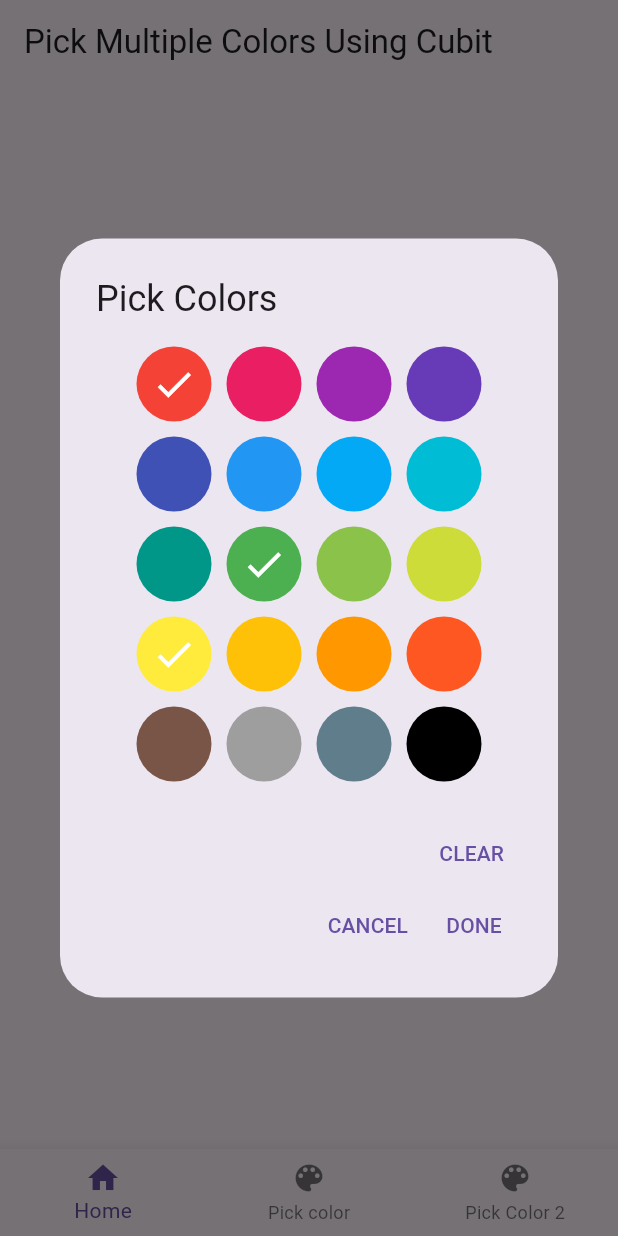
After one commit to minhbao157/flutter_test_2, a Flutter app: the Page4 screen opened by its route, after a tap on "Pick Multiple Colors", on a phone screen of 412 x 824 dp. The commit adds this screen. Run offline on Flutter 3.47's test engine with Material 3 defaults, Android fonts, the phone set to English and light mode, and no system bars; our stand-ins replace equatable, flutter_bloc, go_router.

Commit message:
Done task 3

```diff
--- /dev/null
+++ b/lib/cubit/color_picker_cubit.dart
@@ -0,0 +1,103 @@
+import 'package:flutter/material.dart';
+import 'package:flutter_bloc/flutter_bloc.dart';
+import 'package:equatable/equatable.dart';
+
+class ColorPickerState extends Equatable {
+  final List<Color> availableColors;
+  final List<Color> selectedColors;
+  final List<Color> tempSelectedColors;
+
+  const ColorPickerState({
+    this.availableColors = const [
+      Colors.red,
+      Colors.pink,
+      Colors.purple,
+      Colors.deepPurple,
+      Colors.indigo,
+      Colors.blue,
+      Colors.lightBlue,
+      Colors.cyan,
+      Colors.teal,
+      Colors.green,
+      Colors.lightGreen,
+      Colors.lime,
+      Colors.yellow,
+      Colors.amber,
+      Colors.orange,
+      Colors.deepOrange,
+      Colors.brown,
+      Colors.grey,
+      Colors.blueGrey,
+      Colors.black,
+    ],
+    this.selectedColors = const [],
+    this.tempSelectedColors = const [],
+  });
+
+  ColorPickerState copyWith({
+    List<Color>? availableColors,
+    List<Color>? selectedColors,
+    List<Color>? tempSelectedColors,
+  }) {
+    return ColorPickerState(
+      availableColors: availableColors ?? this.availableColors,
+      selectedColors: selectedColors ?? this.selectedColors,
+      tempSelectedColors: tempSelectedColors ?? this.tempSelectedColors,
+    );
+  }
+
+  @override
+  List<Object> get props => [availableColors, selectedColors, tempSelectedColors];
+}
+
+class ColorPickerCubit extends Cubit<ColorPickerState> {
+  ColorPickerCubit() : super(const ColorPickerState());
+
+  void initializeDefaultColors() {
+    emit(state.copyWith(
+      tempSelectedColors: state.selectedColors.isNotEmpty
+          ? List.from(state.selectedColors)
+          : [Colors.red, Colors.yellow, Colors.green],
+    ));
+  }
+
+  void toggleTempColor(Color color) {
+    final updatedTempColors = List<Color>.from(state.tempSelectedColors);
+    if (updatedTempColors.contains(color)) {
+      updatedTempColors.remove(color);
+    } else {
+      updatedTempColors.add(color);
+    }
+    emit(state.copyWith(tempSelectedColors: updatedTempColors));
+  }
+
+  void submitColors() {
+    emit(state.copyWith(selectedColors: List.from(state.tempSelectedColors)));
+  }
+
+  void clearTempColors() {
+    emit(state.copyWith(tempSelectedColors: []));
+  }
+
+  void resetColors() {
+    emit(const ColorPickerState());
+  }
+
+  bool isColorSelected(Color color) {
+    return state.tempSelectedColors.contains(color);
+  }
+
+  void removeColorFromSelection(Color color) {
+    if (state.selectedColors.contains(color)) {
+      final updatedSelection = List<Color>.from(state.selectedColors)..remove(color);
+      emit(state.copyWith(selectedColors: updatedSelection));
+    }
+  }
+
+  void addColorToSelection(Color color) {
+    if (!state.selectedColors.contains(color)) {
+      final updatedSelection = List<Color>.from(state.selectedColors)..add(color);
+      emit(state.copyWith(selectedColors: updatedSelection));
+    }
+  }
+}
--- /dev/null
+++ b/lib/cubit/multi_block_picker_cubit.dart
@@ -0,0 +1,36 @@
+import 'package:flutter_bloc/flutter_bloc.dart';
+import 'package:equatable/equatable.dart';
+import 'package:flutter/material.dart';
+
+class MultiBlockPickerState extends Equatable {
+  final List<Color> selectedColors;
+
+  const MultiBlockPickerState({this.selectedColors = const []});
+
+  MultiBlockPickerState copyWith({List<Color>? selectedColors}) {
+    return MultiBlockPickerState(
+      selectedColors: selectedColors ?? this.selectedColors,
+    );
+  }
+
+  @override
+  List<Object> get props => [selectedColors];
+}
+
+class MultiBlockPickerCubit extends Cubit<MultiBlockPickerState> {
+  MultiBlockPickerCubit() : super(const MultiBlockPickerState());
+
+  void toggleColorSelection(Color color) {
+    final updatedColors = List<Color>.from(state.selectedColors);
+    if (updatedColors.contains(color)) {
+      updatedColors.remove(color);
+    } else {
+      updatedColors.add(color);
+    }
+    emit(state.copyWith(selectedColors: updatedColors));
+  }
+
+  void clearSelection() {
+    emit(const MultiBlockPickerState());
+  }
+}
--- a/lib/main.dart
+++ b/lib/main.dart
@@ -1,21 +1,26 @@
 import 'package:flutter/material.dart';
 import 'package:provider/provider.dart';
 import 'package:go_router/go_router.dart';
+import 'package:flutter_bloc/flutter_bloc.dart';
+import 'cubit/color_picker_cubit.dart';
 import 'provider/color_picker_provider.dart';
-import 'provider/counter.dart';
+
+import 'cubit/counter_cubit.dart';
 import 'pages/page1.dart';
 import 'pages/page2.dart';
 import 'pages/page3.dart';
+import 'pages/page4.dart';
 
 void main() {
   runApp(
     MultiProvider(
-      providers:[
-      ChangeNotifierProvider(create: (_) => CounterProvider()),
-      ChangeNotifierProvider(create: (_) => ColorPickerProvider()),
-    ],
-    child: const MyApp(),
-  ),
+      providers: [
+        BlocProvider(create: (_) => CounterCubit()),
+        ChangeNotifierProvider(create: (_) => ColorPickerProvider()),
+        BlocProvider(create: (_) => ColorPickerCubit()),
+      ],
+      child: const MyApp(),
+    ),
   );
 }
 
@@ -43,7 +48,7 @@ class MainScaffold extends StatefulWidget {
 class _MainScaffoldState extends State<MainScaffold> {
   int _currentIndex = 0;
 
-  static const List<String> _tabs = ['/page1', '/page3'];
+  static const List<String> _tabs = ['/page1', '/page3', '/page4'];
 
   void _onTabTapped(int index) {
     setState(() {
@@ -67,6 +72,10 @@ class _MainScaffoldState extends State<MainScaffold> {
           BottomNavigationBarItem(
             icon: Icon(Icons.color_lens),
             label: 'Pick color',
+          ),
+          BottomNavigationBarItem(
+            icon: Icon(Icons.color_lens),
+            label: 'Pick Color 2',
           ),
         ],
       ),
@@ -100,6 +109,10 @@ final GoRouter _router = GoRouter(
           path: '/page3',
           builder: (context, state) => const Page3(),
         ),
+        GoRoute(
+          path: '/page4',
+          builder: (context, state) => const Page4(),
+        ),
       ],
     ),
   ],
--- /dev/null
+++ b/lib/pages/page4.dart
@@ -0,0 +1,103 @@
+import 'package:flutter/material.dart';
+import 'package:flutter_bloc/flutter_bloc.dart';
+import 'package:go_router/go_router.dart';
+
+import '../cubit/color_picker_cubit.dart';
+import '../widgets/multi_block_picker_widget.dart';
+
+class Page4 extends StatefulWidget {
+  const Page4({Key? key}) : super(key: key);
+
+  @override
+  _Page4State createState() => _Page4State();
+}
+
+class _Page4State extends State<Page4> {
+  @override
+  void initState() {
+    super.initState();
+    context.read<ColorPickerCubit>().resetColors();
+  }
+
+  @override
+  Widget build(BuildContext context) {
+    return Scaffold(
+      appBar: AppBar(title: const Text('Pick Multiple Colors Using Cubit')),
+      body: Center(
+        child: Column(
+          mainAxisSize: MainAxisSize.min,
+          children: [
+            ElevatedButton(
+              onPressed: () {
+                context.read<ColorPickerCubit>().initializeDefaultColors();
+                showDialog(
+                  context: context,
+                  builder: (context) {
+                    return BlocProvider.value(
+                      value: context.read<ColorPickerCubit>(),
+                      child: AlertDialog(
+                        title: const Text('Pick Colors'),
+                        content: const MultiBlockPickerCubitWidget(),
+                        actions: [
+                          TextButton(
+                            onPressed: () {
+                              context.read<ColorPickerCubit>().clearTempColors();
+                            },
+                            child: const Text('CLEAR'),
+                          ),
+                          Row(
+                            mainAxisAlignment: MainAxisAlignment.end,
+                            children: [
+                              TextButton(
+                                onPressed: () {
+                                  context.pop();
+                                },
+                                child: const Text('CANCEL'),
+                              ),
+                              TextButton(
+                                onPressed: () {
+                                  context.read<ColorPickerCubit>().submitColors();
+                                  context.pop();
+                                },
+                                child: const Text('DONE'),
+                              ),
+                            ],
+                          ),
+                        ],
+                      ),
+                    );
+                  },
+                );
+              },
+              child: const Text('Pick Multiple Colors'),
+            ),
+            const SizedBox(height: 20),
+            BlocBuilder<ColorPickerCubit, ColorPickerState>(
+              builder: (context, state) {
+                return Wrap(
+                  spacing: 10,
+                  runSpacing: 10,
+                  children: state.selectedColors.map((color) {
+                    return GestureDetector(
+                      onTap: () {
+                        context.read<ColorPickerCubit>().toggleTempColor(color);
+                      },
+                      onLongPress: () {
+                        context.read<ColorPickerCubit>().removeColorFromSelection(color);
+                      },
+                      behavior: HitTestBehavior.translucent,
+                      child: CircleAvatar(
+                        backgroundColor: color,
+                        radius: 30,
+                      ),
+                    );
+                  }).toList(),
+                );
+              },
+            ),
+          ],
+        ),
+      ),
+    );
+  }
+}
--- a/lib/provider/color_item.dart
+++ b/lib/provider/color_item.dart
@@ -29,7 +29,7 @@ class _ColorItemState extends State<ColorItem> {
     setState(() {
       _isSelected = !_isSelected;
     });
-    widget.onToggle(widget.color); // Gọi callback để thông báo trạng thái
+    widget.onToggle(widget.color);
   }
 
   @override
--- a/lib/provider/color_picker_provider.dart
+++ b/lib/provider/color_picker_provider.dart
@@ -31,7 +31,6 @@ class ColorPickerProvider extends ChangeNotifier {
   List<Color> get selectedColors => _selectedColors;
   List<Color> get tempSelectedColors => _tempSelectedColors;
 
-  // Khởi tạo màu mặc định trong dialog
   void initializeDefaultColors() {
     _tempSelectedColors = selectedColors.isNotEmpty
         ? List.from(selectedColors)
@@ -39,31 +38,28 @@ class ColorPickerProvider extends ChangeNotifier {
     notifyListeners();
   }
 
-  // Thêm hoặc xóa màu trong danh sách tạm thời
   void toggleTempColor(Color color) {
-    if (tempSelectedColors.contains(color)) {
-      tempSelectedColors.remove(color);
+    if (_tempSelectedColors.contains(color)) {
+      _tempSelectedColors.remove(color);
     } else {
-      tempSelectedColors.add(color);
+      _tempSelectedColors.add(color);
     }
     notifyListeners();
   }
 
-  // Đồng bộ danh sách chính thức với danh sách tạm thời
   void submitColors() {
-    _selectedColors = List.from(tempSelectedColors);
+    _selectedColors = List.from(_tempSelectedColors);
     notifyListeners();
   }
 
-  // Xóa tất cả màu trong danh sách tạm thời
   void clearTempColors() {
-    tempSelectedColors.clear();
+    _tempSelectedColors.clear();
     notifyListeners();
   }
 
   void resetColors() {
-    _selectedColors.clear(); // Xóa danh sách màu chính thức
-    _tempSelectedColors.clear(); // Xóa danh sách màu tạm thời
+    _selectedColors.clear();
+    _tempSelectedColors.clear();
     notifyListeners();
   }
 }
--- a/lib/provider/multi_block_picker.dart
+++ b/lib/provider/multi_block_picker.dart
@@ -39,6 +39,7 @@ class MultiBlockPicker extends StatelessWidget {
 
   @override
   Widget build(BuildContext context) {
+    // Lấy provider ColorPickerProvider từ context
     final provider = Provider.of<ColorPickerProvider>(context);
 
     return Wrap(
@@ -46,6 +47,7 @@ class MultiBlockPicker extends StatelessWidget {
       spacing: 10,
       runSpacing: 10,
       children: provider.availableColors.map((color) {
+        // Kiểm tra màu có được chọn tạm thời không
         final isSelected = provider.tempSelectedColors.contains(color);
         return GestureDetector(
           onTap: () => provider.toggleTempColor(color),
--- /dev/null
+++ b/lib/widgets/multi_block_picker_widget.dart
@@ -0,0 +1,47 @@
+import 'package:flutter/material.dart';
+import 'package:flutter_bloc/flutter_bloc.dart';
+import '../cubit/color_picker_cubit.dart';
+
+class MultiBlockPickerCubitWidget extends StatelessWidget {
+  const MultiBlockPickerCubitWidget({Key? key}) : super(key: key);
+
+  @override
+  Widget build(BuildContext context) {
+    return BlocBuilder<ColorPickerCubit, ColorPickerState>(
+      builder: (context, state) {
+        return Wrap(
+          alignment: WrapAlignment.center,
+          spacing: 10,
+          runSpacing: 10,
+          children: state.availableColors.map((color) {
+            final isSelected = state.tempSelectedColors.contains(color);
+            return GestureDetector(
+              onTap: () {
+                context.read<ColorPickerCubit>().toggleTempColor(color);
+              },
+              child: Stack(
+                alignment: Alignment.center,
+                children: [
+                  Container(
+                    width: 50,
+                    height: 50,
+                    decoration: BoxDecoration(
+                      color: color,
+                      shape: BoxShape.circle,
+                    ),
+                  ),
+                  if (isSelected)
+                    const Icon(
+                      Icons.check,
+                      color: Colors.white,
+                      size: 30,
+                    ),
+                ],
+              ),
+            );
+          }).toList(),
+        );
+      },
+    );
+  }
+}
--- a/pubspec.yaml
+++ b/pubspec.yaml
@@ -12,13 +12,16 @@ dependencies:
   bloc: ^8.1.1
   flutter:
     sdk: flutter
+  flutter_bloc: ^8.1.1
 
   english_words: ^4.0.0
   provider: ^6.1.2
   flutter_colorpicker: ^1.0.3
   go_router: ^6.0.0
+  equatable: ^2.0.5
 
 dev_dependencies:
+  bloc_test: ^9.1.0
   flutter_test:
     sdk: flutter
 
```
Also changed, not shown: lib/cubit/counter_cubit.dart (added, +12 -0 lines), lib/pages/page1.dart (+11 -9 lines), lib/pages/page2.dart (+11 -9 lines), lib/pages/page3.dart (+10 -11 lines), lib/provider/color_provider.dart (+0 -7 lines), lib/provider/counter.dart (+17 -17 lines), pubspec.lock.
